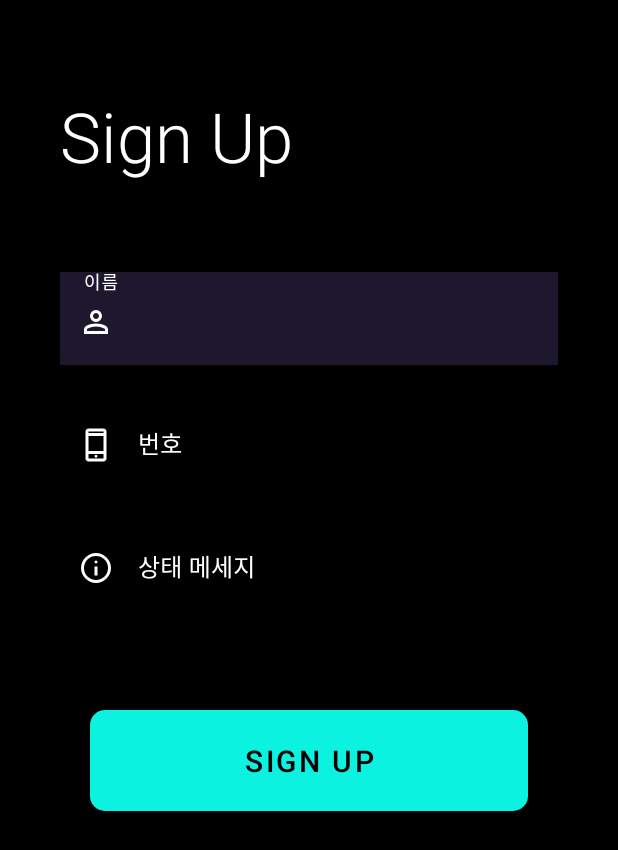
After one commit to growbook91/SimpleChatApp, an Android app: the SignUpActivity screen opened directly, with no data from a screen before it, on a phone screen of 412 x 824 dp. The commit adds this screen. Shown: the top 850 px of the screen. Run offline under Robolectric (Android 15) with nearby library versions, the phone set to English and light mode, and no system bars; our stand-ins replace Firebase (no records; nobody signed in at launch, a user with empty details on screens opened directly); 1 statement that could not run was skipped.

Commit message:
Sign Up function is completed

```diff
--- a/app/src/main/java/com/github/growbook91/simplechatapp/ui/SignInActivity.java
+++ b/app/src/main/java/com/github/growbook91/simplechatapp/ui/SignInActivity.java
@@ -98,7 +98,7 @@ public class SignInActivity extends AppCompatActivity {
             // Signed in successfully, show authenticated UI.
             updateUI(getAccount());
 //            Toast.makeText(this, getUserId(), Toast.LENGTH_SHORT).show();
-            userModel.firstLogIn();
+            userModel.doesUserExist();
         } catch (ApiException e) {
             // The ApiException status code indicates the detailed failure reason.
             // Please refer to the GoogleSignInStatusCodes class reference for more information.
--- /dev/null
+++ b/app/src/main/java/com/github/growbook91/simplechatapp/ui/SignUpActivity.java
@@ -0,0 +1,63 @@
+package com.github.growbook91.simplechatapp.ui;
+
+import static com.github.growbook91.simplechatapp.data.UserModel.getUserName;
+
+import androidx.appcompat.app.AppCompatActivity;
+import androidx.core.content.ContextCompat;
+
+import android.os.Bundle;
+import android.view.View;
+import android.widget.Toast;
+
+import com.github.growbook91.simplechatapp.R;
+import com.github.growbook91.simplechatapp.data.UserModel;
+import com.google.android.material.button.MaterialButton;
+import com.google.android.material.textfield.TextInputEditText;
+import com.google.android.material.textfield.TextInputLayout;
+
+import org.w3c.dom.Text;
+
+public class SignUpActivity extends AppCompatActivity {
+
+    private TextInputEditText nameTextInputEditText;
+    private TextInputEditText phoneNumberTextInputEditText;
+    private TextInputEditText statusTextInputEditText;
+    private MaterialButton signUpButton;
+
+    @Override
+    protected void onCreate(Bundle savedInstanceState) {
+        super.onCreate(savedInstanceState);
+        setContentView(R.layout.activity_sign_up);
+
+        setViewId();
+
+        nameTextInputEditText.setText(getUserName());
+
+        signUpButton.setOnClickListener(new View.OnClickListener() {
+            @Override
+            public void onClick(View view) {
+                String phoneNumber = phoneNumberTextInputEditText.getText().toString();
+                String name = nameTextInputEditText.getText().toString();
+                String status = statusTextInputEditText.getText().toString();
+//                Toast.makeText(SignUpActivity.this, phoneNumber, Toast.LENGTH_SHORT).show();
+
+                // Only
+                if(phoneNumber.isEmpty() || name.isEmpty()){
+                    Toast.makeText(SignUpActivity.this, "Please fill the blanks", Toast.LENGTH_SHORT).show();
+                }
+                else{
+                    UserModel userModel = new UserModel(SignUpActivity.this);
+                    userModel.makeNewUser(name, phoneNumber, status);
+                }
+
+            }
+        });
+    }
+
+    private void setViewId() {
+        nameTextInputEditText = findViewById(R.id.text_input_edit_text_name);
+        phoneNumberTextInputEditText = findViewById(R.id.text_input_edit_text_phone_number);
+        statusTextInputEditText = findViewById(R.id.text_input_edit_text_status);
+        signUpButton = findViewById(R.id.sign_up_button);
+    }
+}
--- /dev/null
+++ b/app/src/main/res/color/selector_text_field.xml
@@ -0,0 +1,5 @@
+<?xml version="1.0" encoding="utf-8"?>
+<selector xmlns:android="http://schemas.android.com/apk/res/android" xmlns:app="http://schemas.android.com/apk/res-auto">
+    <item android:state_selected="true" android:color="#1E182E"/>
+    <item android:state_focused="false" android:color="@color/black"/>
+</selector>
--- /dev/null
+++ b/app/src/main/res/drawable-nodpi/info_24px.xml
@@ -0,0 +1,10 @@
+<vector xmlns:android="http://schemas.android.com/apk/res/android"
+    android:width="24dp"
+    android:height="24dp"
+    android:viewportWidth="960"
+    android:viewportHeight="960"
+    android:tint="?attr/colorControlNormal">
+  <path
+      android:fillColor="@android:color/white"
+      android:pathData="M440,680L520,680L520,440L440,440L440,680ZM480,360Q497,360 508.5,348.5Q520,337 520,320Q520,303 508.5,291.5Q497,280 480,280Q463,280 451.5,291.5Q440,303 440,320Q440,337 451.5,348.5Q463,360 480,360ZM480,880Q397,880 324,848.5Q251,817 197,763Q143,709 111.5,636Q80,563 80,480Q80,397 111.5,324Q143,251 197,197Q251,143 324,111.5Q397,80 480,80Q563,80 636,111.5Q709,143 763,197Q817,251 848.5,324Q880,397 880,480Q880,563 848.5,636Q817,709 763,763Q709,817 636,848.5Q563,880 480,880ZM480,800Q614,800 707,707Q800,614 800,480Q800,346 707,253Q614,160 480,160Q346,160 253,253Q160,346 160,480Q160,614 253,707Q346,800 480,800ZM480,480Q480,480 480,480Q480,480 480,480Q480,480 480,480Q480,480 480,480Q480,480 480,480Q480,480 480,480Q480,480 480,480Q480,480 480,480Z"/>
+</vector>
--- /dev/null
+++ b/app/src/main/res/drawable-nodpi/person_empty_24px.xml
@@ -0,0 +1,10 @@
+<vector xmlns:android="http://schemas.android.com/apk/res/android"
+    android:width="24dp"
+    android:height="24dp"
+    android:viewportWidth="960"
+    android:viewportHeight="960"
+    android:tint="?attr/colorControlNormal">
+  <path
+      android:fillColor="@android:color/white"
+      android:pathData="M480,480Q414,480 367,433Q320,386 320,320Q320,254 367,207Q414,160 480,160Q546,160 593,207Q640,254 640,320Q640,386 593,433Q546,480 480,480ZM160,800L160,688Q160,654 177.5,625.5Q195,597 224,582Q286,551 350,535.5Q414,520 480,520Q546,520 610,535.5Q674,551 736,582Q765,597 782.5,625.5Q800,654 800,688L800,800L160,800ZM240,720L720,720L720,688Q720,677 714.5,668Q709,659 700,654Q646,627 591,613.5Q536,600 480,600Q424,600 369,613.5Q314,627 260,654Q251,659 245.5,668Q240,677 240,688L240,720ZM480,400Q513,400 536.5,376.5Q560,353 560,320Q560,287 536.5,263.5Q513,240 480,240Q447,240 423.5,263.5Q400,287 400,320Q400,353 423.5,376.5Q447,400 480,400ZM480,320Q480,320 480,320Q480,320 480,320Q480,320 480,320Q480,320 480,320Q480,320 480,320Q480,320 480,320Q480,320 480,320Q480,320 480,320ZM480,720L480,720Q480,720 480,720Q480,720 480,720Q480,720 480,720Q480,720 480,720Q480,720 480,720Q480,720 480,720Q480,720 480,720Q480,720 480,720L480,720L480,720Z"/>
+</vector>
--- /dev/null
+++ b/app/src/main/res/drawable-nodpi/phone_24px.xml
@@ -0,0 +1,10 @@
+<vector xmlns:android="http://schemas.android.com/apk/res/android"
+    android:width="24dp"
+    android:height="24dp"
+    android:viewportWidth="960"
+    android:viewportHeight="960"
+    android:tint="?attr/colorControlNormal">
+  <path
+      android:fillColor="@android:color/white"
+      android:pathData="M280,920Q247,920 223.5,896.5Q200,873 200,840L200,120Q200,87 223.5,63.5Q247,40 280,40L680,40Q713,40 736.5,63.5Q760,87 760,120L760,840Q760,873 736.5,896.5Q713,920 680,920L280,920ZM280,720L280,840Q280,840 280,840Q280,840 280,840L680,840Q680,840 680,840Q680,840 680,840L680,720L280,720ZM480,820Q497,820 508.5,808.5Q520,797 520,780Q520,763 508.5,751.5Q497,740 480,740Q463,740 451.5,751.5Q440,763 440,780Q440,797 451.5,808.5Q463,820 480,820ZM280,640L680,640L680,240L280,240L280,640ZM280,160L680,160L680,120Q680,120 680,120Q680,120 680,120L280,120Q280,120 280,120Q280,120 280,120L280,160ZM280,720L280,720L280,840Q280,840 280,840Q280,840 280,840L280,840Q280,840 280,840Q280,840 280,840L280,720ZM280,160L280,120Q280,120 280,120Q280,120 280,120L280,120Q280,120 280,120Q280,120 280,120L280,160L280,160Z"/>
+</vector>
--- /dev/null
+++ b/app/src/main/res/layout/activity_sign_up.xml
@@ -0,0 +1,104 @@
+<?xml version="1.0" encoding="utf-8"?>
+<LinearLayout xmlns:android="http://schemas.android.com/apk/res/android"
+    xmlns:app="http://schemas.android.com/apk/res-auto"
+    android:layout_width="match_parent"
+    android:layout_height="match_parent"
+    android:layout_centerHorizontal="true"
+    android:orientation="vertical">
+
+    <TextView
+        android:layout_width="match_parent"
+        android:layout_height="wrap_content"
+        android:layout_marginTop="60dp"
+        android:fontFamily="sans-serif-light"
+        android:paddingStart="40dp"
+        android:text="Sign Up"
+        android:textColor="@color/white"
+        android:textSize="46sp" />
+
+    <com.google.android.material.textfield.TextInputLayout
+        style="@style/Widget.MaterialComponents.TextInputLayout.OutlinedBox"
+        android:layout_width="match_parent"
+        android:layout_height="wrap_content"
+        android:layout_marginHorizontal="40dp"
+        android:layout_marginTop="60dp"
+        android:background="@color/selector_text_field"
+        android:hint="이름"
+        android:textColorHint="@color/white"
+        app:boxStrokeColor="#1E182E"
+        app:hintTextColor="@color/white"
+        app:startIconDrawable="@drawable/person_empty_24px"
+        app:startIconTint="@color/white">
+
+        <com.google.android.material.textfield.TextInputEditText
+            android:id="@+id/text_input_edit_text_name"
+            android:layout_width="match_parent"
+            android:layout_height="wrap_content"
+            android:inputType="text"
+            android:paddingHorizontal="10dp"
+            android:textColor="@color/white" />
+    </com.google.android.material.textfield.TextInputLayout>
+
+    <com.google.android.material.textfield.TextInputLayout
+        style="@style/Widget.MaterialComponents.TextInputLayout.OutlinedBox"
+        android:layout_width="match_parent"
+        android:layout_height="wrap_content"
+        android:layout_marginHorizontal="40dp"
+        android:layout_marginTop="20dp"
+        android:background="@color/selector_text_field"
+        android:hint="번호"
+        android:textColorHint="@color/white"
+        app:boxStrokeColor="#1E182E"
+        app:hintTextColor="@color/white"
+        app:startIconDrawable="@drawable/phone_24px"
+        app:startIconTint="@color/white">
+
+        <com.google.android.material.textfield.TextInputEditText
+            android:id="@+id/text_input_edit_text_phone_number"
+            android:layout_width="match_parent"
+            android:layout_height="wrap_content"
+            android:inputType="number"
+            android:paddingHorizontal="10dp"
+            android:textColor="@color/white" />
+    </com.google.android.material.textfield.TextInputLayout>
+
+    <com.google.android.material.textfield.TextInputLayout
+        style="@style/Widget.MaterialComponents.TextInputLayout.OutlinedBox"
+        android:layout_width="match_parent"
+        android:layout_height="wrap_content"
+        android:layout_marginHorizontal="40dp"
+        android:layout_marginTop="20dp"
+        android:background="@color/selector_text_field"
+        android:hint="상태 메세지"
+        android:textColorHint="@color/white"
+        app:boxStrokeColor="#1E182E"
+        app:hintTextColor="@color/white"
+        app:startIconDrawable="@drawable/info_24px"
+        app:startIconTint="@color/white">
+
+        <com.google.android.material.textfield.TextInputEditText
+            android:id="@+id/text_input_edit_text_status"
+            android:layout_width="match_parent"
+            android:layout_height="wrap_content"
+            android:inputType="text"
+            android:paddingHorizontal="10dp"
+            android:textColor="@color/white" />
+    </com.google.android.material.textfield.TextInputLayout>
+
+    <com.google.android.material.button.MaterialButton
+        android:id="@+id/sign_up_button"
+        style="@style/Widget.MaterialComponents.Button"
+        android:layout_width="match_parent"
+        android:layout_height="wrap_content"
+        android:layout_marginHorizontal="60dp"
+        android:layout_marginTop="60dp"
+        android:paddingHorizontal="80dp"
+        android:paddingVertical="20dp"
+        android:text="SIGN UP"
+        android:textColor="@color/black"
+        android:textSize="20sp"
+        app:backgroundTint="#0CF2E1"
+        app:shapeAppearance="@style/ShapeAppearance.MyApp.MediumComponent"
+
+        />
+</LinearLayout>
--- a/app/src/main/res/values-night/themes.xml
+++ b/app/src/main/res/values-night/themes.xml
@@ -15,4 +15,8 @@
         <item name="windowActionBar">false</item>
         <item name="windowNoTitle">true</item>
     </style>
+    <style name="ShapeAppearance.MyApp.MediumComponent" parent="ShapeAppearance.MaterialComponents.MediumComponent">
+        <item name="cornerFamily">rounded</item>
+        <item name="cornerSize">10dp</item>
+    </style>
 </resources>
--- a/app/src/main/res/values/themes.xml
+++ b/app/src/main/res/values/themes.xml
@@ -15,6 +15,9 @@
         <item name="windowActionBar">false</item>
         <item name="windowNoTitle">true</item>
         <item name="android:colorBackground">@color/black</item>
-
+    </style>
+    <style name="ShapeAppearance.MyApp.MediumComponent" parent="ShapeAppearance.MaterialComponents.MediumComponent">
+        <item name="cornerFamily">rounded</item>
+        <item name="cornerSize">10dp</item>
     </style>
 </resources>
```
Also changed, not shown: app/src/main/AndroidManifest.xml (+6 -2 lines), app/src/main/java/com/github/growbook91/simplechatapp/data/UserModel.java (+50 -9 lines), app/src/main/res/drawable-nodpi/info.xml (added, +10 -0 lines), app/src/main/res/drawable-nodpi/phone.xml (added, +10 -0 lines), app/src/main/res/drawable/button_border.xml (added, +8 -0 lines), app/src/main/res/drawable/input_border.xml (added, +9 -0 lines).
